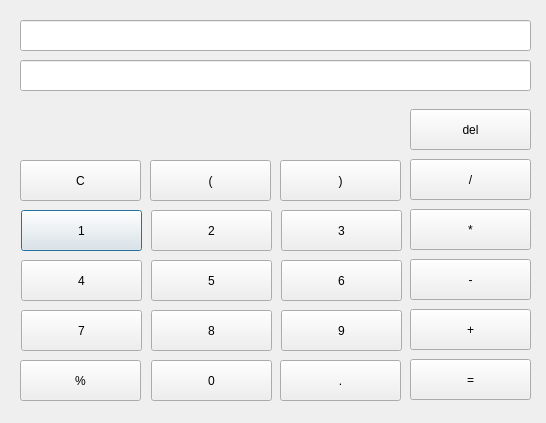
Qt form _uiFiles/calculator.ui (0206cho/Floating_Calculator) before a commit.
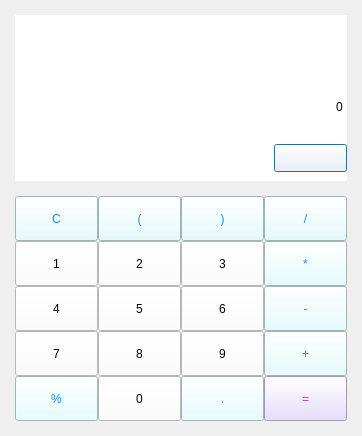
The same form after that commit. Icons and pictures are not drawn.

Commit message: 아이콘과 버튼이미지, 버튼 hover이미지

Patch:
```diff
--- a/_uiFiles/calculator.ui
+++ b/_uiFiles/calculator.ui
@@ -6,306 +6,491 @@
    <rect>
     <x>0</x>
     <y>0</y>
-    <width>546</width>
-    <height>423</height>
+    <width>362</width>
+    <height>436</height>
    </rect>
   </property>
+  <property name="minimumSize">
+   <size>
+    <width>362</width>
+    <height>436</height>
+   </size>
+  </property>
+  <property name="maximumSize">
+   <size>
+    <width>362</width>
+    <height>436</height>
+   </size>
+  </property>
   <property name="windowTitle">
    <string>Dialog</string>
   </property>
-  <widget class="QLineEdit" name="q_lineEdit">
-   <property name="geometry">
-    <rect>
-     <x>20</x>
-     <y>20</y>
-     <width>511</width>
-     <height>31</height>
-    </rect>
+  <property name="windowIcon">
+   <iconset>
+    <normaloff>../image/calculator.ico</normaloff>../image/calculator.ico</iconset>
+  </property>
+  <layout class="QGridLayout" name="gridLayout_3">
+   <property name="leftMargin">
+    <number>15</number>
    </property>
-  </widget>
-  <widget class="QPushButton" name="num_pushButton_1">
-   <property name="geometry">
-    <rect>
-     <x>21</x>
-     <y>210</y>
-     <width>121</width>
-     <height>41</height>
-    </rect>
+   <property name="topMargin">
+    <number>15</number>
    </property>
-   <property name="text">
-    <string>1</string>
+   <property name="rightMargin">
+    <number>15</number>
    </property>
-  </widget>
-  <widget class="QPushButton" name="num_pushButton_2">
-   <property name="geometry">
-    <rect>
-     <x>151</x>
-     <y>210</y>
-     <width>121</width>
-     <height>41</height>
-    </rect>
+   <property name="bottomMargin">
+    <number>15</number>
    </property>
-   <property name="text">
-    <string>2</string>
+   <property name="verticalSpacing">
+    <number>15</number>
    </property>
-  </widget>
-  <widget class="QPushButton" name="num_pushButton_3">
-   <property name="geometry">
-    <rect>
-     <x>281</x>
-     <y>210</y>
-     <width>121</width>
-     <height>41</height>
-    </rect>
-   </property>
-   <property name="text">
-    <string>3</string>
-   </property>
-  </widget>
-  <widget class="QPushButton" name="num_pushButton_4">
-   <property name="geometry">
-    <rect>
-     <x>21</x>
-     <y>260</y>
-     <width>121</width>
-     <height>41</height>
-    </rect>
-   </property>
-   <property name="text">
-    <string>4</string>
-   </property>
-  </widget>
-  <widget class="QPushButton" name="num_pushButton_5">
-   <property name="geometry">
-    <rect>
-     <x>151</x>
-     <y>260</y>
-     <width>121</width>
-     <height>41</height>
-    </rect>
-   </property>
-   <property name="text">
-    <string>5</string>
-   </property>
-  </widget>
-  <widget class="QPushButton" name="num_pushButton_6">
-   <property name="geometry">
-    <rect>
-     <x>281</x>
-     <y>260</y>
-     <width>121</width>
-     <height>41</height>
-    </rect>
-   </property>
-   <property name="text">
-    <string>6</string>
-   </property>
-  </widget>
-  <widget class="QPushButton" name="num_pushButton_7">
-   <property name="geometry">
-    <rect>
-     <x>21</x>
-     <y>310</y>
-     <width>121</width>
-     <height>41</height>
-    </rect>
-   </property>
-   <property name="text">
-    <string>7</string>
-   </property>
-  </widget>
-  <widget class="QPushButton" name="num_pushButton_8">
-   <property name="geometry">
-    <rect>
-     <x>151</x>
-     <y>310</y>
-     <width>121</width>
-     <height>41</height>
-    </rect>
-   </property>
-   <property name="text">
-    <string>8</string>
-   </property>
-  </widget>
-  <widget class="QPushButton" name="num_pushButton_9">
-   <property name="geometry">
-    <rect>
-     <x>281</x>
-     <y>310</y>
-     <width>121</width>
-     <height>41</height>
-    </rect>
-   </property>
-   <property name="text">
-    <string>9</string>
-   </property>
-  </widget>
-  <widget class="QPushButton" name="num_pushButton_0">
-   <property name="geometry">
-    <rect>
-     <x>151</x>
-     <y>360</y>
-     <width>121</width>
-     <height>41</height>
-    </rect>
-   </property>
-   <property name="text">
-    <string>0</string>
-   </property>
-  </widget>
-  <widget class="QPushButton" name="sing_pushButton_1">
-   <property name="geometry">
-    <rect>
-     <x>410</x>
-     <y>159</y>
-     <width>121</width>
-     <height>41</height>
-    </rect>
-   </property>
-   <property name="text">
-    <string>/</string>
-   </property>
-  </widget>
-  <widget class="QPushButton" name="sing_pushButton_2">
-   <property name="geometry">
-    <rect>
-     <x>410</x>
-     <y>209</y>
-     <width>121</width>
-     <height>41</height>
-    </rect>
-   </property>
-   <property name="text">
-    <string>*</string>
-   </property>
-  </widget>
-  <widget class="QPushButton" name="sing_pushButton_3">
-   <property name="geometry">
-    <rect>
-     <x>410</x>
-     <y>259</y>
-     <width>121</width>
-     <height>41</height>
-    </rect>
-   </property>
-   <property name="text">
-    <string>-</string>
-   </property>
-  </widget>
-  <widget class="QPushButton" name="sing_pushButton_4">
-   <property name="geometry">
-    <rect>
-     <x>410</x>
-     <y>309</y>
-     <width>121</width>
-     <height>41</height>
-    </rect>
-   </property>
-   <property name="text">
-    <string>+</string>
-   </property>
-  </widget>
-  <widget class="QPushButton" name="result_pushButton">
-   <property name="geometry">
-    <rect>
-     <x>410</x>
-     <y>359</y>
-     <width>121</width>
-     <height>41</height>
-    </rect>
-   </property>
-   <property name="text">
-    <string>=</string>
-   </property>
-  </widget>
-  <widget class="QPushButton" name="reset_pushButton">
-   <property name="geometry">
-    <rect>
-     <x>20</x>
-     <y>160</y>
-     <width>121</width>
-     <height>41</height>
-    </rect>
-   </property>
-   <property name="text">
-    <string>C</string>
-   </property>
-  </widget>
-  <widget class="QPushButton" name="del_pushButton">
-   <property name="geometry">
-    <rect>
-     <x>410</x>
-     <y>109</y>
-     <width>121</width>
-     <height>41</height>
-    </rect>
-   </property>
-   <property name="text">
-    <string>del</string>
-   </property>
-  </widget>
-  <widget class="QLineEdit" name="a_lineEdit">
-   <property name="geometry">
-    <rect>
-     <x>20</x>
-     <y>60</y>
-     <width>511</width>
-     <height>31</height>
-    </rect>
-   </property>
-  </widget>
-  <widget class="QPushButton" name="p_open_pushButton">
-   <property name="geometry">
-    <rect>
-     <x>150</x>
-     <y>160</y>
-     <width>121</width>
-     <height>41</height>
-    </rect>
-   </property>
-   <property name="text">
-    <string>(</string>
-   </property>
-  </widget>
-  <widget class="QPushButton" name="p_close_pushButton">
-   <property name="geometry">
-    <rect>
-     <x>280</x>
-     <y>160</y>
-     <width>121</width>
-     <height>41</height>
-    </rect>
-   </property>
-   <property name="text">
-    <string>)</string>
-   </property>
-  </widget>
-  <widget class="QPushButton" name="per_pushButton">
-   <property name="geometry">
-    <rect>
-     <x>20</x>
-     <y>360</y>
-     <width>121</width>
-     <height>41</height>
-    </rect>
-   </property>
-   <property name="text">
-    <string>%</string>
-   </property>
-  </widget>
-  <widget class="QPushButton" name="dot_pushButton">
-   <property name="geometry">
-    <rect>
-     <x>280</x>
-     <y>360</y>
-     <width>121</width>
-     <height>41</height>
-    </rect>
-   </property>
-   <property name="text">
-    <string>.</string>
-   </property>
-  </widget>
+   <item row="0" column="0">
+    <widget class="QWidget" name="widget" native="true">
+     <property name="styleSheet">
+      <string notr="true">background-color: rgb(255, 255, 255);</string>
+     </property>
+     <layout class="QGridLayout" name="gridLayout_2">
+      <property name="leftMargin">
+       <number>0</number>
+      </property>
+      <property name="topMargin">
+       <number>0</number>
+      </property>
+      <property name="rightMargin">
+       <number>0</number>
+      </property>
+      <property name="bottomMargin">
+       <number>0</number>
+      </property>
+      <item row="0" column="0" colspan="2">
+       <widget class="QLineEdit" name="q_lineEdit">
+        <property name="minimumSize">
+         <size>
+          <width>0</width>
+          <height>45</height>
+         </size>
+        </property>
+        <property name="styleSheet">
+         <string notr="true">font: 20pt &quot;1훈핑크풍차 R&quot;;</string>
+        </property>
+        <property name="text">
+         <string/>
+        </property>
+        <property name="frame">
+         <bool>false</bool>
+        </property>
+        <property name="alignment">
+         <set>Qt::AlignRight|Qt::AlignTrailing|Qt::AlignVCenter</set>
+        </property>
+       </widget>
+      </item>
+      <item row="2" column="0">
+       <spacer name="horizontalSpacer">
+        <property name="orientation">
+         <enum>Qt::Horizontal</enum>
+        </property>
+        <property name="sizeHint" stdset="0">
+         <size>
+          <width>238</width>
+          <height>20</height>
+         </size>
+        </property>
+       </spacer>
+      </item>
+      <item row="1" column="0" colspan="2">
+       <widget class="QLineEdit" name="a_lineEdit">
+        <property name="minimumSize">
+         <size>
+          <width>0</width>
+          <height>45</height>
+         </size>
+        </property>
+        <property name="styleSheet">
+         <string notr="true">font: 23pt &quot;1훈핑크풍차 R&quot;;</string>
+        </property>
+        <property name="text">
+         <string>0</string>
+        </property>
+        <property name="frame">
+         <bool>false</bool>
+        </property>
+        <property name="alignment">
+         <set>Qt::AlignRight|Qt::AlignTrailing|Qt::AlignVCenter</set>
+        </property>
+       </widget>
+      </item>
+      <item row="2" column="1">
+       <widget class="QPushButton" name="del_pushButton">
+        <property name="minimumSize">
+         <size>
+          <width>73</width>
+          <height>28</height>
+         </size>
+        </property>
+        <property name="text">
+         <string/>
+        </property>
+       </widget>
+      </item>
+     </layout>
+    </widget>
+   </item>
+   <item row="1" column="0">
+    <layout class="QGridLayout" name="gridLayout">
+     <item row="4" column="3">
+      <widget class="QPushButton" name="result_pushButton">
+       <property name="minimumSize">
+        <size>
+         <width>0</width>
+         <height>45</height>
+        </size>
+       </property>
+       <property name="styleSheet">
+        <string notr="true">color: rgb(149, 73, 255);
+background-color: rgb(225, 213, 255);
+font: 18pt &quot;1훈핑크풍차 R&quot;;</string>
+       </property>
+       <property name="text">
+        <string>=</string>
+       </property>
+      </widget>
+     </item>
+     <item row="2" column="0">
+      <widget class="QPushButton" name="num_pushButton_4">
+       <property name="minimumSize">
+        <size>
+         <width>0</width>
+         <height>45</height>
+        </size>
+       </property>
+       <property name="styleSheet">
+        <string notr="true">background-color: rgb(255, 255, 255);
+font: 18pt &quot;1훈핑크풍차 R&quot;;</string>
+       </property>
+       <property name="text">
+        <string>4</string>
+       </property>
+      </widget>
+     </item>
+     <item row="4" column="0">
+      <widget class="QPushButton" name="per_pushButton">
+       <property name="minimumSize">
+        <size>
+         <width>0</width>
+         <height>45</height>
+        </size>
+       </property>
+       <property name="styleSheet">
+        <string notr="true">font: 18pt &quot;1훈핑크풍차 R&quot;;
+color: rgb(16, 144, 255);
+background-color: rgb(224, 253, 255);</string>
+       </property>
+       <property name="text">
+        <string>%</string>
+       </property>
+      </widget>
+     </item>
+     <item row="3" column="2">
+      <widget class="QPushButton" name="num_pushButton_9">
+       <property name="minimumSize">
+        <size>
+         <width>0</width>
+         <height>45</height>
+        </size>
+       </property>
+       <property name="styleSheet">
+        <string notr="true">background-color: rgb(255, 255, 255);
+font: 18pt &quot;1훈핑크풍차 R&quot;;</string>
+       </property>
+       <property name="text">
+        <string>9</string>
+       </property>
+      </widget>
+     </item>
+     <item row="0" column="3">
+      <widget class="QPushButton" name="sing_pushButton_1">
+       <property name="minimumSize">
+        <size>
+         <width>0</width>
+         <height>45</height>
+        </size>
+       </property>
+       <property name="styleSheet">
+        <string notr="true">font: 18pt &quot;1훈핑크풍차 R&quot;;
+color: rgb(16, 144, 255);
+background-color: rgb(224, 253, 255);</string>
+       </property>
+       <property name="text">
+        <string>/</string>
+       </property>
+      </widget>
+     </item>
+     <item row="1" column="3">
+      <widget class="QPushButton" name="sing_pushButton_2">
+       <property name="minimumSize">
+        <size>
+         <width>0</width>
+         <height>45</height>
+        </size>
+       </property>
+       <property name="styleSheet">
+        <string notr="true">font: 18pt &quot;1훈핑크풍차 R&quot;;
+color: rgb(16, 144, 255);
+background-color: rgb(224, 253, 255);</string>
+       </property>
+       <property name="text">
+        <string>*</string>
+       </property>
+      </widget>
+     </item>
+     <item row="1" column="0">
+      <widget class="QPushButton" name="num_pushButton_1">
+       <property name="minimumSize">
+        <size>
+         <width>0</width>
+         <height>45</height>
+        </size>
+       </property>
+       <property name="styleSheet">
+        <string notr="true">background-color: rgb(255, 255, 255);
+font: 18pt &quot;1훈핑크풍차 R&quot;;</string>
+       </property>
+       <property name="text">
+        <string>1</string>
+       </property>
+      </widget>
+     </item>
+     <item row="4" column="1">
+      <widget class="QPushButton" name="num_pushButton_0">
+       <property name="minimumSize">
+        <size>
+         <width>0</width>
+         <height>45</height>
+        </size>
+       </property>
+       <property name="styleSheet">
+        <string notr="true">background-color: rgb(255, 255, 255);
+font: 18pt &quot;1훈핑크풍차 R&quot;;</string>
+       </property>
+       <property name="text">
+        <string>0</string>
+       </property>
+      </widget>
+     </item>
+     <item row="3" column="3">
+      <widget class="QPushButton" name="sing_pushButton_4">
+       <property name="minimumSize">
+        <size>
+         <width>0</width>
+         <height>45</height>
+        </size>
+       </property>
+       <property name="styleSheet">
+        <string notr="true">font: 18pt &quot;1훈핑크풍차 R&quot;;
+color: rgb(16, 144, 255);
+background-color: rgb(224, 253, 255);</string>
+       </property>
+       <property name="text">
+        <string>+</string>
+       </property>
+      </widget>
+     </item>
+     <item row="0" column="0">
+      <widget class="QPushButton" name="reset_pushButton">
+       <property name="minimumSize">
+        <size>
+         <width>0</width>
+         <height>45</height>
+        </size>
+       </property>
+       <property name="styleSheet">
+        <string notr="true">font: 18pt &quot;1훈핑크풍차 R&quot;;
+color: rgb(16, 144, 255);
+background-color: rgb(224, 253, 255);</string>
+       </property>
+       <property name="text">
+        <string>C</string>
+       </property>
+      </widget>
+     </item>
+     <item row="0" column="1">
+      <widget class="QPushButton" name="p_open_pushButton">
+       <property name="minimumSize">
+        <size>
+         <width>0</width>
+         <height>45</height>
+        </size>
+       </property>
+       <property name="styleSheet">
+        <string notr="true">font: 18pt &quot;1훈핑크풍차 R&quot;;
+color: rgb(16, 144, 255);
+background-color: rgb(224, 253, 255);</string>
+       </property>
+       <property name="text">
+        <string>(</string>
+       </property>
+      </widget>
+     </item>
+     <item row="1" column="2">
+      <widget class="QPushButton" name="num_pushButton_3">
+       <property name="minimumSize">
+        <size>
+         <width>0</width>
+         <height>45</height>
+        </size>
+       </property>
+       <property name="styleSheet">
+        <string notr="true">background-color: rgb(255, 255, 255);
+font: 18pt &quot;1훈핑크풍차 R&quot;;</string>
+       </property>
+       <property name="text">
+        <string>3</string>
+       </property>
+      </widget>
+     </item>
+     <item row="2" column="2">
+      <widget class="QPushButton" name="num_pushButton_6">
+       <property name="minimumSize">
+        <size>
+         <width>0</width>
+         <height>45</height>
+        </size>
+       </property>
+       <property name="styleSheet">
+        <string notr="true">background-color: rgb(255, 255, 255);
+font: 18pt &quot;1훈핑크풍차 R&quot;;</string>
+       </property>
+       <property name="text">
+        <string>6</string>
+       </property>
+      </widget>
+     </item>
+     <item row="3" column="0">
+      <widget class="QPushButton" name="num_pushButton_7">
+       <property name="minimumSize">
+        <size>
+         <width>0</width>
+         <height>45</height>
+        </size>
+       </property>
+       <property name="styleSheet">
+        <string notr="true">background-color: rgb(255, 255, 255);
+font: 18pt &quot;1훈핑크풍차 R&quot;;</string>
+       </property>
+       <property name="text">
+        <string>7</string>
+       </property>
+      </widget>
+     </item>
+     <item row="4" column="2">
+      <widget class="QPushButton" name="dot_pushButton">
+       <property name="minimumSize">
+        <size>
+         <width>0</width>
+         <height>45</height>
+        </size>
+       </property>
+       <property name="styleSheet">
+        <string notr="true">font: 18pt &quot;1훈핑크풍차 R&quot;;
+color: rgb(16, 144, 255);
+background-color: rgb(224, 253, 255);</string>
+       </property>
+       <property name="text">
+        <string>.</string>
+       </property>
+      </widget>
+     </item>
+     <item row="0" column="2">
+      <widget class="QPushButton" name="p_close_pushButton">
+       <property name="minimumSize">
+        <size>
+         <width>0</width>
+         <height>45</height>
+        </size>
+       </property>
+       <property name="styleSheet">
+        <string notr="true">font: 18pt &quot;1훈핑크풍차 R&quot;;
+color: rgb(16, 144, 255);
+background-color: rgb(224, 253, 255);</string>
+       </property>
+       <property name="text">
+        <string>)</string>
+       </property>
+      </widget>
+     </item>
+     <item row="2" column="1">
+      <widget class="QPushButton" name="num_pushButton_5">
+       <property name="minimumSize">
+        <size>
+         <width>0</width>
+         <height>45</height>
+        </size>
+       </property>
+       <property name="styleSheet">
+        <string notr="true">background-color: rgb(255, 255, 255);
+font: 18pt &quot;1훈핑크풍차 R&quot;;</string>
+       </property>
+       <property name="text">
+        <string>5</string>
+       </property>
+      </widget>
+     </item>
+     <item row="3" column="1">
+      <widget class="QPushButton" name="num_pushButton_8">
+       <property name="minimumSize">
+        <size>
+         <width>0</width>
+         <height>45</height>
+        </size>
+       </property>
+       <property name="styleSheet">
+        <string notr="true">background-color: rgb(255, 255, 255);
+font: 18pt &quot;1훈핑크풍차 R&quot;;</string>
+       </property>
+       <property name="text">
+        <string>8</string>
+       </property>
+      </widget>
+     </item>
+     <item row="1" column="1">
+      <widget class="QPushButton" name="num_pushButton_2">
+       <property name="minimumSize">
+        <size>
+         <width>0</width>
+         <height>45</height>
+        </size>
+       </property>
+       <property name="styleSheet">
+        <string notr="true">background-color: rgb(255, 255, 255);
+font: 18pt &quot;1훈핑크풍차 R&quot;;</string>
+       </property>
+       <property name="text">
+        <string>2</string>
+       </property>
+      </widget>
+     </item>
+     <item row="2" column="3">
+      <widget class="QPushButton" name="sing_pushButton_3">
+       <property name="minimumSize">
+        <size>
+         <width>0</width>
+         <height>45</height>
+        </size>
+       </property>
+       <property name="styleSheet">
+        <string notr="true">font: 18pt &quot;1훈핑크풍차 R&quot;;
+color: rgb(16, 144, 255);
+background-color: rgb(224, 253, 255);</string>
+       </property>
+       <property name="text">
+        <string>-</string>
+       </property>
+      </widget>
+     </item>
+    </layout>
+   </item>
+  </layout>
  </widget>
  <resources/>
  <connections/>
```
The commit also changes 4 other files.
